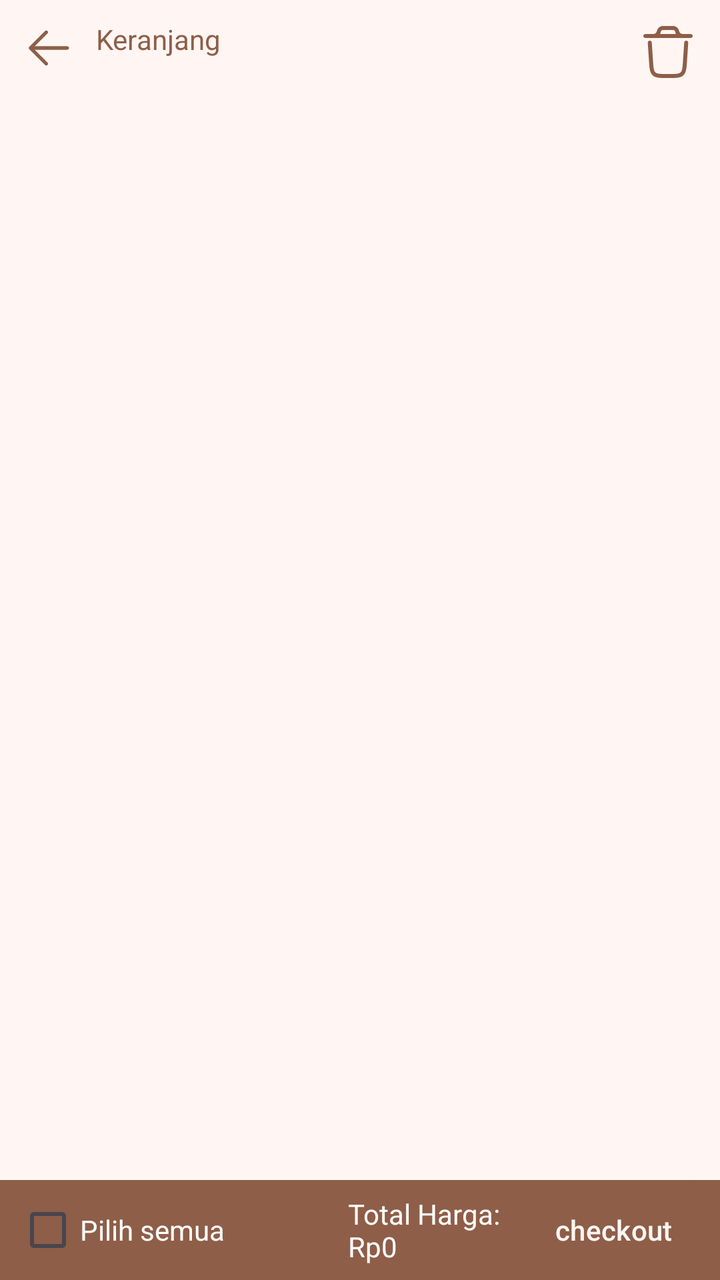
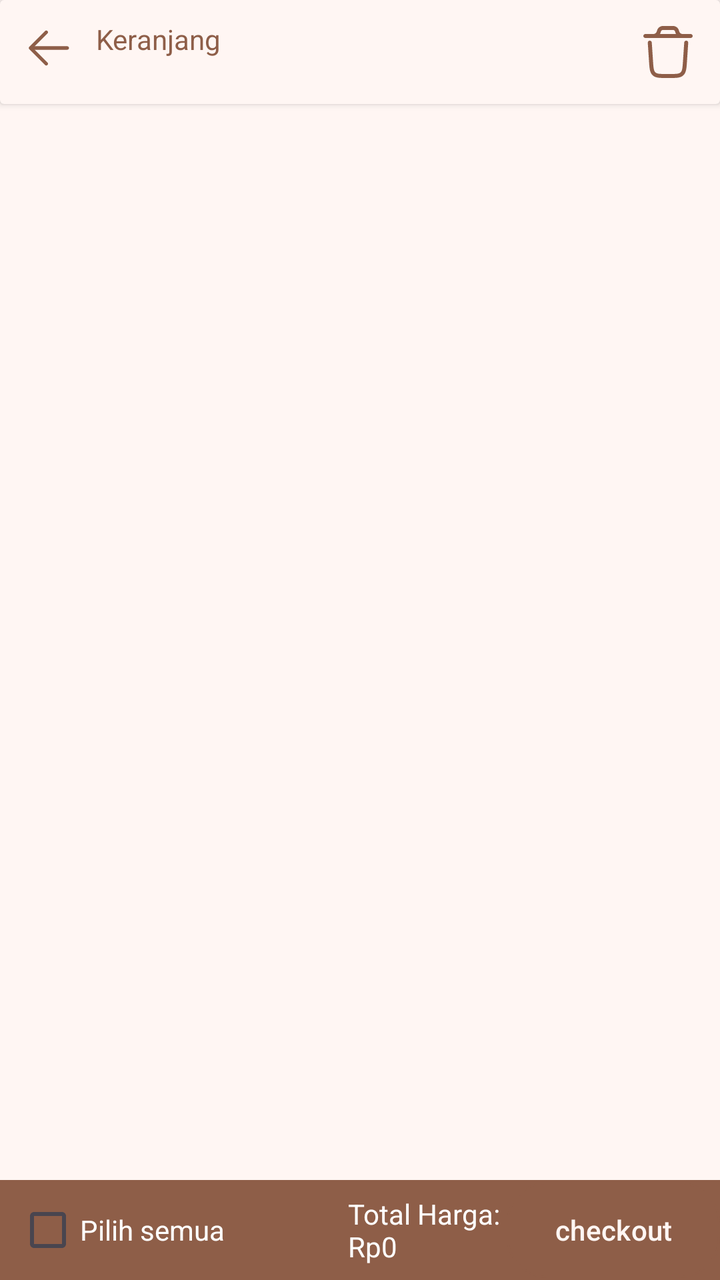

Compare the two renders of this Android layout. The source of the first and the diff that turns it into the second are given below.
<!-- AndroidManifest.xml: application theme Theme.RahmatBakery -->
<!-- res/layout/activity_keranjang.xml -->
<?xml version="1.0" encoding="utf-8"?>
<RelativeLayout xmlns:android="http://schemas.android.com/apk/res/android"
    android:layout_width="match_parent"
    android:layout_height="match_parent"
    android:id="@+id/keranjang"
    android:background="@color/background"
    xmlns:app="http://schemas.android.com/apk/res-auto"
    android:orientation="vertical">



    <RelativeLayout
        android:layout_width="match_parent"
        android:layout_height="wrap_content"
        android:padding="10dp"
        android:id="@+id/header"
        >

        <ImageView
            android:id="@+id/back"
            android:layout_width="28dp"
            android:layout_height="28dp"
            android:background="@android:color/transparent"
            android:src="@drawable/back"
            />

        <TextView
            android:layout_marginStart="10dp"
            android:layout_width="wrap_content"
            android:layout_height="wrap_content"
            android:text="Keranjang"
            android:textColor="@color/primary"
            style="@style/TextAppearance.Material3.HeadlineSmall.Emphasized"
            android:layout_toEndOf="@id/back"
            />

        <ImageView
            android:layout_width="wrap_content"
            android:layout_height="wrap_content"
            android:text="tes"
            android:id="@+id/btn_hapus"
            android:src="@drawable/trashbin"
            android:layout_alignParentEnd="true"/>

    </RelativeLayout>


    <ScrollView
        android:layout_width="match_parent"
        android:layout_height="match_parent"
        android:layout_below="@id/header">

        <LinearLayout
            android:layout_width="match_parent"
            android:layout_height="wrap_content"
            android:orientation="vertical">

        <androidx.recyclerview.widget.RecyclerView
            android:id="@+id/rvKeranjang"
            android:layout_width="match_parent"
            android:layout_height="wrap_content"
            android:orientation="vertical"
            android:paddingBottom="50dp"
            />

        <EditText
            android:layout_width="match_parent"
            android:layout_height="wrap_content"
            android:id="@+id/tes"
            android:visibility="gone"/>

        </LinearLayout>

    </ScrollView>

    <RelativeLayout
                android:id="@+id/bottom"
                android:layout_width="match_parent"
                android:layout_height="50dp"
                android:layout_alignParentBottom="true"
                android:background="@color/primary" >

            <CheckBox
                android:id="@+id/cb_pilih_semua"
                android:layout_width="wrap_content"
                android:layout_height="wrap_content"
                android:layout_alignParentStart="true"
                android:textColorHint="@color/white"
                android:layout_centerVertical="true"
                />
            <TextView
                android:layout_width="wrap_content"
                android:layout_height="wrap_content"
                android:text="Pilih semua"
                android:layout_alignStart="@+id/cb_pilih_semua"
                android:layout_marginStart="25dp"
                android:layout_centerVertical="true"
                android:padding="15dp"
                android:textColor="@color/white"
                />
            <TextView
                android:layout_width="wrap_content"
                android:layout_height="wrap_content"
                android:layout_toStartOf="@id/btn_checkout"
                android:textColor="@color/white"
                android:text="Total Harga: \nRp0"
                android:id="@+id/txt_total_harga_semua"
                android:layout_centerVertical="true"/>
            <Button
                android:id="@+id/btn_checkout"
                android:layout_width="wrap_content"
                android:layout_height="wrap_content"
                android:background="@drawable/btn_full"
                android:text="checkout"
                android:layout_alignParentEnd="true"
                android:layout_centerVertical="true"/>


        </RelativeLayout>

</RelativeLayout>
<!-- resources referenced by this layout -->
<resources>
  <color name="background">#FFF6F3</color>
  <color name="primary">#8E5E48</color>
  <color name="white">#FFFFFFFF</color>
  <!-- drawable back (drawable) -->
  <vector xmlns:android="http://schemas.android.com/apk/res/android"
      android:width="47dp"
      android:height="47dp"
      android:viewportWidth="47"
      android:viewportHeight="47">
    <path
        android:pathData="M10.281,22.031H39.656C40.046,22.031 40.419,22.186 40.695,22.461C40.97,22.737 41.125,23.111 41.125,23.5C41.125,23.889 40.97,24.263 40.695,24.539C40.419,24.814 40.046,24.969 39.656,24.969H10.281C9.892,24.969 9.518,24.814 9.243,24.539C8.967,24.263 8.813,23.889 8.813,23.5C8.813,23.111 8.967,22.737 9.243,22.461C9.518,22.186 9.892,22.031 10.281,22.031Z"
        android:fillColor="@color/primary"/>
    <path
        android:pathData="M10.889,23.5L23.071,35.679C23.347,35.955 23.502,36.329 23.502,36.719C23.502,37.109 23.347,37.483 23.071,37.758C22.795,38.034 22.421,38.189 22.031,38.189C21.641,38.189 21.267,38.034 20.991,37.758L7.773,24.54C7.636,24.403 7.527,24.241 7.453,24.063C7.379,23.884 7.341,23.693 7.341,23.5C7.341,23.307 7.379,23.115 7.453,22.937C7.527,22.758 7.636,22.597 7.773,22.46L20.991,9.241C21.267,8.965 21.641,8.811 22.031,8.811C22.421,8.811 22.795,8.965 23.071,9.241C23.347,9.517 23.502,9.891 23.502,10.281C23.502,10.671 23.347,11.045 23.071,11.321L10.889,23.5Z"
        android:fillColor="@color/primary"/>
  </vector>
  <!-- drawable btn_full (drawable) -->
  <?xml version="1.0" encoding="utf-8"?>
  <shape xmlns:android="http://schemas.android.com/apk/res/android">
      <solid android:color="@color/primary"/>
      <corners android:radius="20dp" />
      <padding android:left="20dp" android:top="10dp"
          android:right="20dp" android:bottom="10dp" />
      <stroke android:color="@color/primary" android:width="1dp" />
  </shape>
  <!-- drawable trashbin: vector/xml drawable (drawable, 2783 chars, omitted) -->
  <style name="Theme.RahmatBakery" parent="Base.Theme.RahmatBakery" />
  <style name="Base.Theme.RahmatBakery" parent="Theme.Material3.DayNight.NoActionBar">
          
           <item name="colorPrimary">@color/primary</item>
          <item name="colorOnPrimary">@color/background</item>
          <item name="colorSecondary">@color/primary</item>
          <item name="colorOnSecondary">@color/background</item>
  
      </style>
</resources>

<!-- the commit's change to res/layout/activity_keranjang.xml (unified diff, before → after) -->
@@ -9,41 +9,44 @@
 
 
 
+    <androidx.cardview.widget.CardView
+        android:id="@+id/header"
+        android:layout_width="match_parent"
+        android:layout_height="wrap_content"
+        android:elevation="15dp"
+        app:cardBackgroundColor="@color/background">
+    
     <RelativeLayout
         android:layout_width="match_parent"
         android:layout_height="wrap_content"
-        android:padding="10dp"
-        android:id="@+id/header"
-        >
+        android:padding="10dp">
 
         <ImageView
             android:id="@+id/back"
             android:layout_width="28dp"
             android:layout_height="28dp"
             android:background="@android:color/transparent"
-            android:src="@drawable/back"
-            />
+            android:src="@drawable/back" />
 
         <TextView
-            android:layout_marginStart="10dp"
+            style="@style/TextAppearance.Material3.HeadlineSmall.Emphasized"
             android:layout_width="wrap_content"
             android:layout_height="wrap_content"
+            android:layout_marginStart="10dp"
+            android:layout_toEndOf="@id/back"
             android:text="Keranjang"
-            android:textColor="@color/primary"
-            style="@style/TextAppearance.Material3.HeadlineSmall.Emphasized"
-            android:layout_toEndOf="@id/back"
-            />
+            android:textColor="@color/primary" />
 
         <ImageView
+            android:id="@+id/btn_hapus"
             android:layout_width="wrap_content"
             android:layout_height="wrap_content"
-            android:text="tes"
-            android:id="@+id/btn_hapus"
+            android:layout_alignParentEnd="true"
             android:src="@drawable/trashbin"
-            android:layout_alignParentEnd="true"/>
+            android:text="tes" />
 
     </RelativeLayout>
-
+    </androidx.cardview.widget.CardView>
 
     <ScrollView
         android:layout_width="match_parent"
